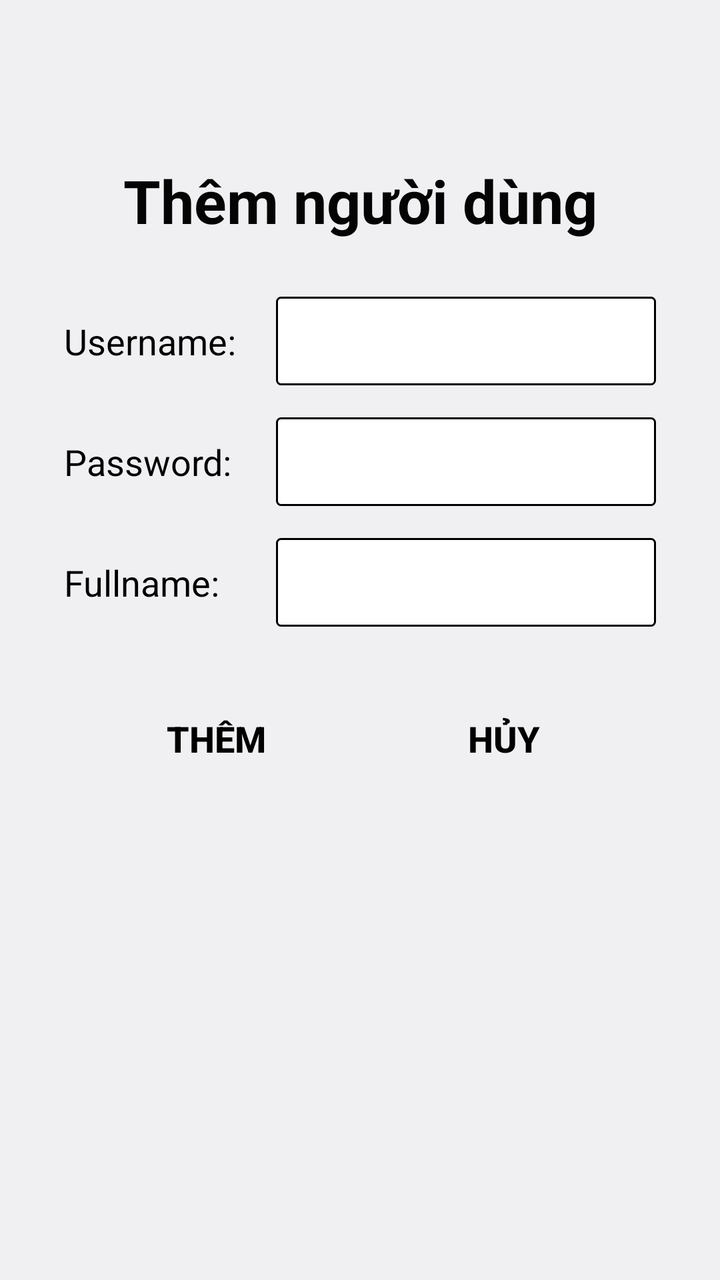
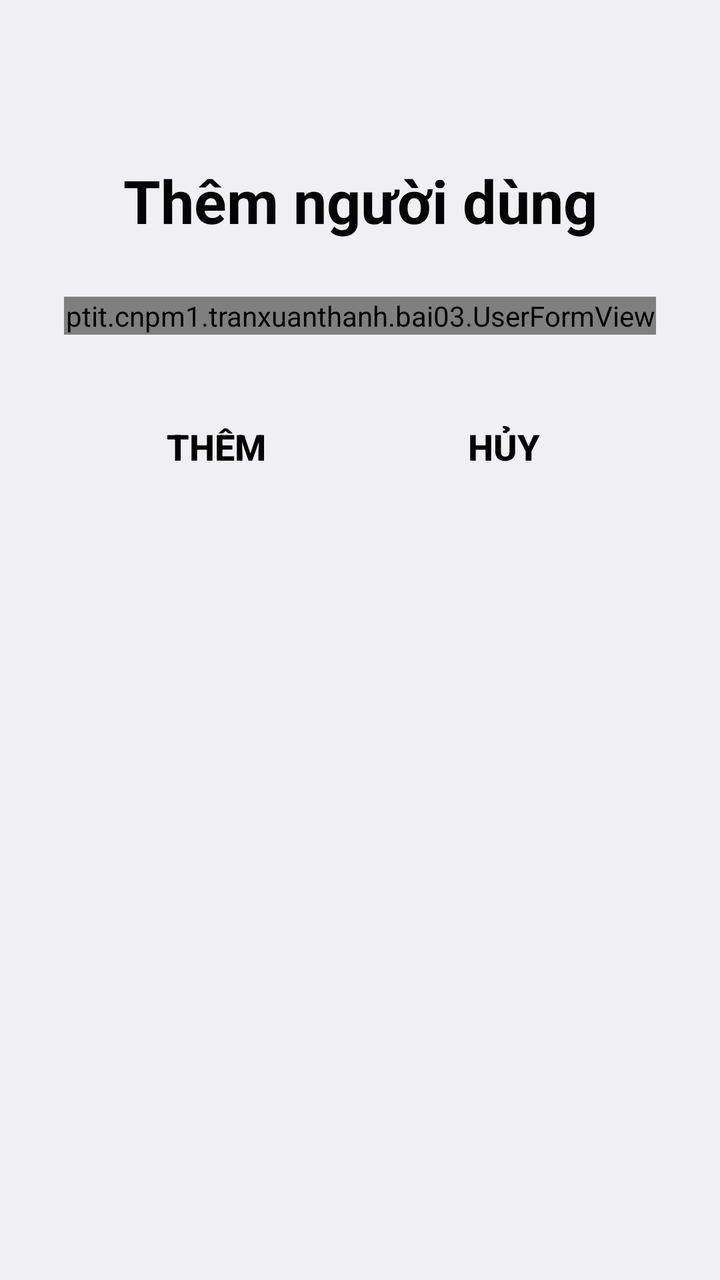

Screens rendered from an Android XML layout before and after an edit, with the pre-edit source and the edit as a unified diff.
<!-- AndroidManifest.xml: application theme Theme.LoginApp -->
<!-- res/layout/adduser.xml -->
<?xml version="1.0" encoding="utf-8"?>
<androidx.constraintlayout.widget.ConstraintLayout xmlns:android="http://schemas.android.com/apk/res/android"
    xmlns:app="http://schemas.android.com/apk/res-auto"
    android:layout_width="match_parent"
    android:layout_height="match_parent"
    android:padding="32dp">

    <TextView
        android:id="@+id/lblTitle"
        android:layout_width="0dp"
        android:layout_height="wrap_content"
        android:layout_marginTop="48dp"
        android:gravity="center"
        android:text="Thêm người dùng"
        android:textColor="#040404"
        android:textSize="30sp"
        android:textStyle="bold"
        app:layout_constraintEnd_toEndOf="parent"
        app:layout_constraintStart_toStartOf="parent"
        app:layout_constraintTop_toTopOf="parent" />

    <TextView
        android:id="@+id/lblUN"
        android:layout_width="90dp"
        android:layout_height="wrap_content"
        android:text="Username:"
        android:textColor="#000000"
        android:textSize="18sp"
        app:layout_constraintBaseline_toBaselineOf="@+id/txtUN"
        app:layout_constraintStart_toStartOf="parent" />

    <EditText
        android:id="@+id/txtUN"
        android:layout_width="0dp"
        android:layout_height="wrap_content"
        android:layout_marginStart="16dp"
        android:layout_marginTop="28dp"
        android:background="@drawable/bg_input"
        android:inputType="text"
        android:padding="10dp"
        android:textSize="18sp"
        app:layout_constraintEnd_toEndOf="parent"
        app:layout_constraintStart_toEndOf="@+id/lblUN"
        app:layout_constraintTop_toBottomOf="@+id/lblTitle" />

    <TextView
        android:id="@+id/lblPW"
        android:layout_width="90dp"
        android:layout_height="wrap_content"
        android:text="Password:"
        android:textColor="#000000"
        android:textSize="18sp"
        app:layout_constraintBaseline_toBaselineOf="@+id/txtPW"
        app:layout_constraintStart_toStartOf="parent" />

    <EditText
        android:id="@+id/txtPW"
        android:layout_width="0dp"
        android:layout_height="wrap_content"
        android:layout_marginStart="16dp"
        android:layout_marginTop="16dp"
        android:background="@drawable/bg_input"
        android:inputType="textPassword"
        android:padding="10dp"
        android:textSize="18sp"
        app:layout_constraintEnd_toEndOf="parent"
        app:layout_constraintStart_toEndOf="@+id/lblPW"
        app:layout_constraintTop_toBottomOf="@+id/txtUN" />

    <TextView
        android:id="@+id/lblName"
        android:layout_width="90dp"
        android:layout_height="wrap_content"
        android:text="Fullname:"
        android:textColor="#000000"
        android:textSize="18sp"
        app:layout_constraintBaseline_toBaselineOf="@+id/txtName"
        app:layout_constraintStart_toStartOf="parent" />

    <EditText
        android:id="@+id/txtName"
        android:layout_width="0dp"
        android:layout_height="wrap_content"
        android:layout_marginStart="16dp"
        android:layout_marginTop="16dp"
        android:background="@drawable/bg_input"
        android:inputType="textPersonName"
        android:padding="10dp"
        android:textSize="18sp"
        app:layout_constraintEnd_toEndOf="parent"
        app:layout_constraintStart_toEndOf="@+id/lblName"
        app:layout_constraintTop_toBottomOf="@+id/txtPW" />

    <Button
        android:id="@+id/btnAdd"
        android:layout_width="wrap_content"
        android:layout_height="wrap_content"
        android:layout_marginTop="32dp"
        android:background="@android:color/transparent"
        android:text="Thêm"
        android:textColor="#000000"
        android:textSize="18sp"
        android:textStyle="bold"
        app:layout_constraintEnd_toStartOf="@+id/btnCancel"
        app:layout_constraintHorizontal_bias="0.5"
        app:layout_constraintStart_toStartOf="parent"
        app:layout_constraintTop_toBottomOf="@+id/txtName" />

    <Button
        android:id="@+id/btnCancel"
        android:layout_width="wrap_content"
        android:layout_height="wrap_content"
        android:layout_marginStart="24dp"
        android:background="@android:color/transparent"
        android:text="Hủy"
        android:textColor="#000000"
        android:textSize="18sp"
        android:textStyle="bold"
        app:layout_constraintBaseline_toBaselineOf="@+id/btnAdd"
        app:layout_constraintEnd_toEndOf="parent"
        app:layout_constraintHorizontal_bias="0.5"
        app:layout_constraintStart_toEndOf="@+id/btnAdd" />

</androidx.constraintlayout.widget.ConstraintLayout>
<!-- resources referenced by this layout -->
<resources>
  <!-- drawable bg_input (drawable) -->
  <?xml version="1.0" encoding="utf-8"?>
  <shape xmlns:android="http://schemas.android.com/apk/res/android"
      android:shape="rectangle">
      <solid android:color="@color/white" />
      <corners android:radius="2dp" />
      <stroke
          android:width="1dp"
          android:color="@color/black" />
  </shape>
  <style name="Theme.LoginApp" parent="@android:style/Theme.DeviceDefault.Light.NoActionBar">
          <item name="android:windowOptOutEdgeToEdgeEnforcement">true</item>
      </style>
  <color name="white">#FFFFFFFF</color>
  <color name="black">#FF000000</color>
</resources>

<!-- the commit's change to res/layout/adduser.xml (unified diff, before → after) -->
@@ -19,77 +19,14 @@
         app:layout_constraintStart_toStartOf="parent"
         app:layout_constraintTop_toTopOf="parent" />
 
-    <TextView
-        android:id="@+id/lblUN"
-        android:layout_width="90dp"
-        android:layout_height="wrap_content"
-        android:text="Username:"
-        android:textColor="#000000"
-        android:textSize="18sp"
-        app:layout_constraintBaseline_toBaselineOf="@+id/txtUN"
-        app:layout_constraintStart_toStartOf="parent" />
-
-    <EditText
-        android:id="@+id/txtUN"
+    <ptit.cnpm1.tranxuanthanh.bai03.UserFormView
+        android:id="@+id/formUser"
         android:layout_width="0dp"
         android:layout_height="wrap_content"
-        android:layout_marginStart="16dp"
         android:layout_marginTop="28dp"
-        android:background="@drawable/bg_input"
-        android:inputType="text"
-        android:padding="10dp"
-        android:textSize="18sp"
         app:layout_constraintEnd_toEndOf="parent"
-        app:layout_constraintStart_toEndOf="@+id/lblUN"
+        app:layout_constraintStart_toStartOf="parent"
         app:layout_constraintTop_toBottomOf="@+id/lblTitle" />
-
-    <TextView
-        android:id="@+id/lblPW"
-        android:layout_width="90dp"
-        android:layout_height="wrap_content"
-        android:text="Password:"
-        android:textColor="#000000"
-        android:textSize="18sp"
-        app:layout_constraintBaseline_toBaselineOf="@+id/txtPW"
-        app:layout_constraintStart_toStartOf="parent" />
-
-    <EditText
-        android:id="@+id/txtPW"
-        android:layout_width="0dp"
-        android:layout_height="wrap_content"
-        android:layout_marginStart="16dp"
-        android:layout_marginTop="16dp"
-        android:background="@drawable/bg_input"
-        android:inputType="textPassword"
-        android:padding="10dp"
-        android:textSize="18sp"
-        app:layout_constraintEnd_toEndOf="parent"
-        app:layout_constraintStart_toEndOf="@+id/lblPW"
-        app:layout_constraintTop_toBottomOf="@+id/txtUN" />
-
-    <TextView
-        android:id="@+id/lblName"
-        android:layout_width="90dp"
-        android:layout_height="wrap_content"
-        android:text="Fullname:"
-        android:textColor="#000000"
-        android:textSize="18sp"
-        app:layout_constraintBaseline_toBaselineOf="@+id/txtName"
-        app:layout_constraintStart_toStartOf="parent" />
-
-    <EditText
-        android:id="@+id/txtName"
-        android:layout_width="0dp"
-        android:layout_height="wrap_content"
-        android:layout_marginStart="16dp"
-        android:layout_marginTop="16dp"
-        android:background="@drawable/bg_input"
-        android:inputType="textPersonName"
-        android:padding="10dp"
-        android:textSize="18sp"
-        app:layout_constraintEnd_toEndOf="parent"
-        app:layout_constraintStart_toEndOf="@+id/lblName"
-        app:layout_constraintTop_toBottomOf="@+id/txtPW" />
 
     <Button
         android:id="@+id/btnAdd"
@@ -104,7 +41,7 @@
         app:layout_constraintEnd_toStartOf="@+id/btnCancel"
         app:layout_constraintHorizontal_bias="0.5"
         app:layout_constraintStart_toStartOf="parent"
-        app:layout_constraintTop_toBottomOf="@+id/txtName" />
+        app:layout_constraintTop_toBottomOf="@+id/formUser" />
 
     <Button
         android:id="@+id/btnCancel"
<!-- resource entries referenced after the edit -->
@@ -1,19 +1,7 @@
 <!-- resources referenced by this layout -->
 <resources>
-  <!-- drawable bg_input (drawable) -->
-  <?xml version="1.0" encoding="utf-8"?>
-  <shape xmlns:android="http://schemas.android.com/apk/res/android"
-      android:shape="rectangle">
-      <solid android:color="@color/white" />
-      <corners android:radius="2dp" />
-      <stroke
-          android:width="1dp"
-          android:color="@color/black" />
-  </shape>
   <style name="Theme.LoginApp" parent="@android:style/Theme.DeviceDefault.Light.NoActionBar">
           <item name="android:windowOptOutEdgeToEdgeEnforcement">true</item>
       </style>
-  <color name="white">#FFFFFFFF</color>
-  <color name="black">#FF000000</color>
 </resources>
 
